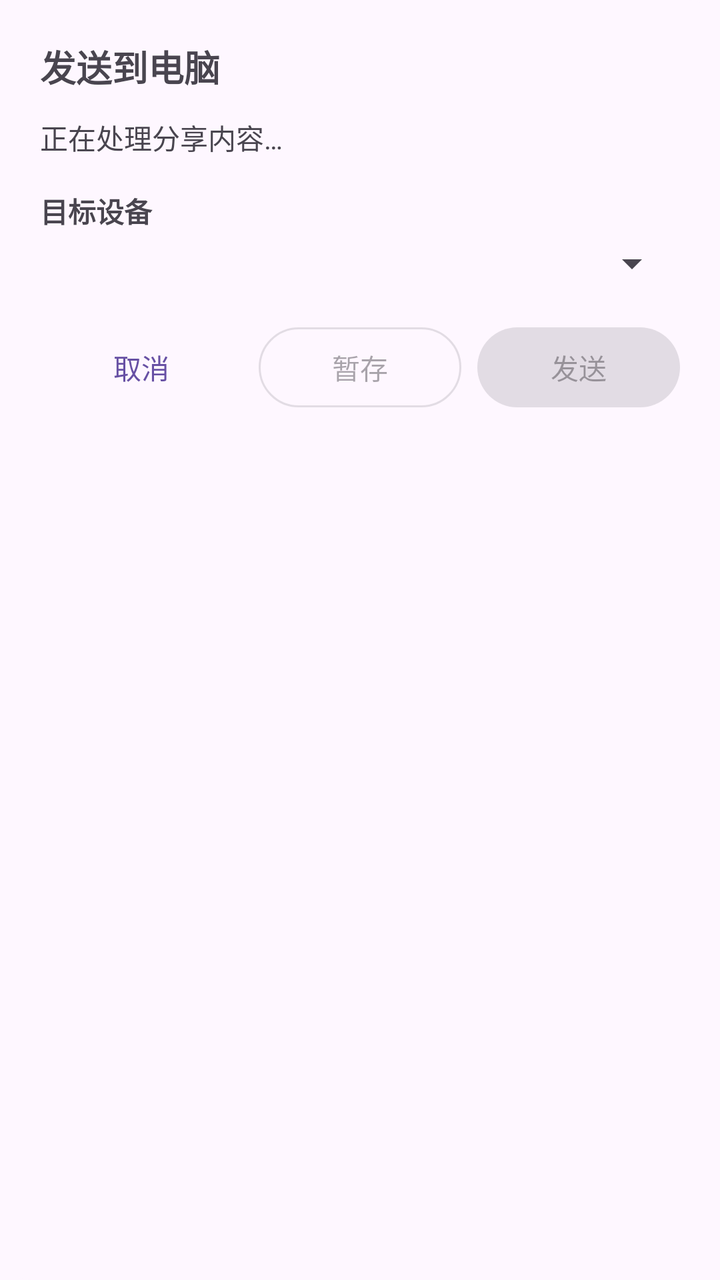
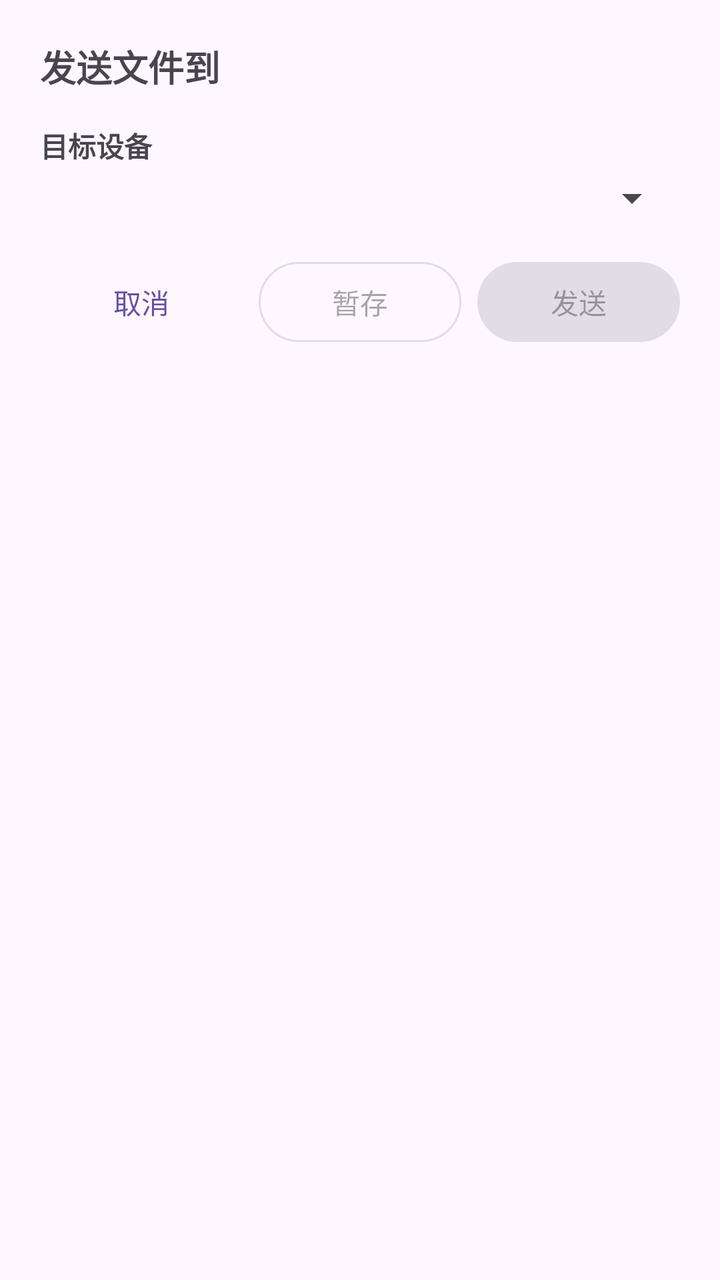

Two renders of the same Android screen: before a commit and after it. Below are the layout's source before the change and the commit's diff.
<!-- AndroidManifest.xml: application theme Theme.ShareToPC -->
<!-- res/layout/dialog_share.xml -->
<?xml version="1.0" encoding="utf-8"?>
<LinearLayout xmlns:android="http://schemas.android.com/apk/res/android"
    android:layout_width="match_parent"
    android:layout_height="wrap_content"
    android:layout_margin="24dp"
    android:background="@drawable/bg_dialog"
    android:orientation="vertical"
    android:padding="20dp">

    <TextView
        android:layout_width="match_parent"
        android:layout_height="wrap_content"
        android:text="@string/share_send_to"
        android:textSize="18sp"
        android:textStyle="bold" />

    <TextView
        android:id="@+id/tvPreview"
        android:layout_width="match_parent"
        android:layout_height="wrap_content"
        android:layout_marginTop="12dp"
        android:maxLines="4"
        android:text="@string/parsing_share" />

    <TextView
        android:layout_width="match_parent"
        android:layout_height="wrap_content"
        android:layout_marginTop="16dp"
        android:text="@string/share_target_device"
        android:textStyle="bold" />

    <Spinner
        android:id="@+id/spinnerDevices"
        android:layout_width="match_parent"
        android:layout_height="wrap_content"
        android:layout_marginTop="4dp" />

    <TextView
        android:id="@+id/tvNoDeviceHint"
        android:layout_width="match_parent"
        android:layout_height="wrap_content"
        android:layout_marginTop="4dp"
        android:text="@string/no_devices_hint"
        android:textSize="12sp"
        android:visibility="gone" />

    <TextView
        android:id="@+id/tvPolicyTitle"
        android:layout_width="match_parent"
        android:layout_height="wrap_content"
        android:layout_marginTop="12dp"
        android:text="@string/share_cleanup_policy"
        android:textStyle="bold"
        android:visibility="gone" />

    <RadioGroup
        android:id="@+id/rgPolicy"
        android:layout_width="match_parent"
        android:layout_height="wrap_content"
        android:orientation="horizontal"
        android:visibility="gone">

        <RadioButton
            android:id="@+id/rbAfterSend"
            android:layout_width="wrap_content"
            android:layout_height="wrap_content"
            android:text="@string/policy_after_send" />

        <RadioButton
            android:id="@+id/rbNever"
            android:layout_width="wrap_content"
            android:layout_height="wrap_content"
            android:text="@string/policy_never" />
    </RadioGroup>

    <ProgressBar
        android:id="@+id/progressSend"
        style="?android:attr/progressBarStyleHorizontal"
        android:layout_width="match_parent"
        android:layout_height="wrap_content"
        android:layout_marginTop="12dp"
        android:max="100"
        android:visibility="gone" />

    <TextView
        android:id="@+id/tvSendStatus"
        android:layout_width="match_parent"
        android:layout_height="wrap_content"
        android:layout_marginTop="4dp"
        android:textSize="12sp"
        android:visibility="gone" />

    <LinearLayout
        android:layout_width="match_parent"
        android:layout_height="wrap_content"
        android:layout_marginTop="16dp"
        android:orientation="horizontal">

        <Button
            android:id="@+id/btnCancel"
            style="@style/Widget.Material3.Button.TextButton"
            android:layout_width="0dp"
            android:layout_height="wrap_content"
            android:layout_weight="1"
            android:text="@string/cancel" />

        <Button
            android:id="@+id/btnStash"
            style="@style/Widget.Material3.Button.OutlinedButton"
            android:layout_width="0dp"
            android:layout_height="wrap_content"
            android:layout_marginStart="8dp"
            android:layout_weight="1"
            android:enabled="false"
            android:text="@string/stash" />

        <Button
            android:id="@+id/btnSend"
            android:layout_width="0dp"
            android:layout_height="wrap_content"
            android:layout_marginStart="8dp"
            android:layout_weight="1"
            android:enabled="false"
            android:text="@string/send" />
    </LinearLayout>
</LinearLayout>
<!-- resources referenced by this layout -->
<resources>
  <!-- drawable bg_dialog (drawable) -->
  <?xml version="1.0" encoding="utf-8"?>
  <shape xmlns:android="http://schemas.android.com/apk/res/android">
      <solid android:color="?attr/colorSurface" />
      <corners android:radius="16dp" />
  </shape>
  <string name="cancel">取消</string>
  <string name="no_devices_hint">未曾连接任何目标设备，你可以暂存并稍后发送</string>
  <string name="parsing_share">正在处理分享内容…</string>
  <string name="policy_after_send">发送后清理</string>
  <string name="policy_never">不清理</string>
  <string name="send">发送</string>
  <string name="share_cleanup_policy">清理策略</string>
  <string name="share_send_to">发送到电脑</string>
  <string name="share_target_device">目标设备</string>
  <string name="stash">暂存</string>
  <style name="Theme.ShareToPC" parent="Base.Theme.ShareToPC" />
  <style name="Base.Theme.ShareToPC" parent="Theme.Material3.DayNight.NoActionBar">
          
          
      </style>
</resources>

<!-- the commit's change to res/layout/dialog_share.xml (unified diff, before → after) -->
@@ -15,12 +15,31 @@
         android:textStyle="bold" />
 
     <TextView
-        android:id="@+id/tvPreview"
+        android:id="@+id/tvContentCount"
+        android:layout_width="match_parent"
+        android:layout_height="wrap_content"
+        android:layout_marginTop="12dp"
+        android:textSize="13sp"
+        android:visibility="gone" />
+
+    <ListView
+        android:id="@+id/lvContentList"
+        android:layout_width="match_parent"
+        android:layout_height="match_parent"
+        android:layout_marginTop="4dp"
+        android:divider="@android:color/transparent"
+        android:dividerHeight="2dp"
+        android:scrollbars="vertical"
+        android:visibility="gone" />
+
+    <TextView
+        android:id="@+id/tvPreviewFallback"
         android:layout_width="match_parent"
         android:layout_height="wrap_content"
         android:layout_marginTop="12dp"
         android:maxLines="4"
-        android:text="@string/parsing_share" />
+        android:text="@string/parsing_share"
+        android:visibility="gone" />
 
     <TextView
         android:layout_width="match_parent"
@@ -53,25 +72,12 @@
         android:textStyle="bold"
         android:visibility="gone" />
 
-    <RadioGroup
-        android:id="@+id/rgPolicy"
+    <CheckBox
+        android:id="@+id/cbCleanAfterSent"
         android:layout_width="match_parent"
         android:layout_height="wrap_content"
-        android:orientation="horizontal"
-        android:visibility="gone">
-
-        <RadioButton
-            android:id="@+id/rbAfterSend"
-            android:layout_width="wrap_content"
-            android:layout_height="wrap_content"
-            android:text="@string/policy_after_send" />
-
-        <RadioButton
-            android:id="@+id/rbNever"
-            android:layout_width="wrap_content"
-            android:layout_height="wrap_content"
-            android:text="@string/policy_never" />
-    </RadioGroup>
+        android:text="@string/clean_after_sent"
+        android:visibility="gone" />
 
     <ProgressBar
         android:id="@+id/progressSend"
<!-- resource entries referenced after the edit -->
@@ -7,13 +7,12 @@
       <corners android:radius="16dp" />
   </shape>
   <string name="cancel">取消</string>
+  <string name="clean_after_sent">发送成功后清理临时拷贝</string>
   <string name="no_devices_hint">未曾连接任何目标设备，你可以暂存并稍后发送</string>
   <string name="parsing_share">正在处理分享内容…</string>
-  <string name="policy_after_send">发送后清理</string>
-  <string name="policy_never">不清理</string>
   <string name="send">发送</string>
   <string name="share_cleanup_policy">清理策略</string>
-  <string name="share_send_to">发送到电脑</string>
+  <string name="share_send_to">发送文件到</string>
   <string name="share_target_device">目标设备</string>
   <string name="stash">暂存</string>
   <style name="Theme.ShareToPC" parent="Base.Theme.ShareToPC" />
